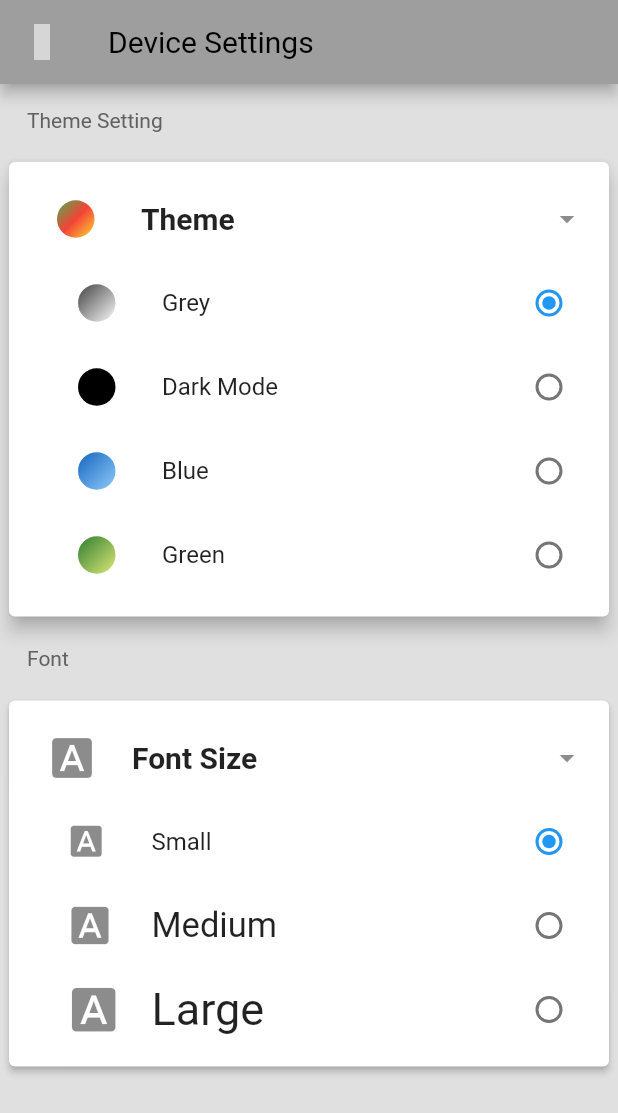
After one commit to hadihmh/notpad-flutter, a Flutter app: the SettingsOnePage screen opened directly, on a phone screen of 412 x 824 dp. The commit adds this screen. Shown: the top 1113 px of the screen. Run offline on Flutter 3.47's test engine with Material 2 defaults, Android fonts, the phone set to English and light mode, and no system bars; our stand-ins replace auto_size_text, material_design_icons_flutter, share, sqflite, toast; missing offline and left inert: kf_drawer; accounts and stored records are empty; grey boxes are pictures that could not be loaded.

Commit message:
Setting Page Added

```diff
--- a/lib/ViewControllers/HomePage.dart
+++ b/lib/ViewControllers/HomePage.dart
@@ -7,6 +7,7 @@ import '../Models/Note.dart';
 import 'NotePage.dart';
 import '../Models/Utility.dart';
 import '../Models/FabBottomAppBar.dart';
+
 
 
 
@@ -171,6 +172,7 @@ class _HomePageState extends State<HomePage> {
         new Note(-1, "", "", DateTime.now(), DateTime.now(), Colors.white, 0,0);
     Navigator.push(
         ctx, MaterialPageRoute(builder: (ctx) => NotePage(emptyNote)));
+
   }
 
   void _toggleViewType() {
--- /dev/null
+++ b/lib/ViewControllers/SettingsPage.dart
@@ -0,0 +1,377 @@
+import 'package:flutter/material.dart';
+
+import 'package:material_design_icons_flutter/material_design_icons_flutter.dart';
+import './drower_page.dart';
+
+class SettingsOnePage extends StatefulWidget {
+  @override
+  State<StatefulWidget> createState() {
+    // TODO: implement createState
+    return SettingsOnePageState();
+  }
+}
+
+class SettingsOnePageState extends State<SettingsOnePage> {
+  int selectedFoodVariants = 0;
+  int selectedPortionCounts = 0;
+  int selectedPortionSize = 0;
+  int _themeValue = 0;
+  int _fontValue = 0;
+  List<String> _fontSize = [
+    "Chicken grilled",
+    "Pork grilled",
+    "Vegetables as is",
+    "Cheese as is",
+    "Bread tasty"
+  ];
+
+  Widget bodyData() => SingleChildScrollView(
+        child: Theme(
+            data: ThemeData(fontFamily: "Roboto"),
+            child: Padding(
+              child: Column(
+                mainAxisAlignment: MainAxisAlignment.center,
+                crossAxisAlignment: CrossAxisAlignment.stretch,
+                children: <Widget>[
+                  //1
+                  Padding(
+                    padding: const EdgeInsets.all(16.0),
+                    child: Text(
+                      "Theme Setting",
+                      style: TextStyle(color: Colors.grey.shade700),
+                    ),
+                  ),
+
+                  Card(
+                    color: Colors.white,
+                    elevation: 5.0,
+                    child: Column(
+                      children: <Widget>[
+                        // Container(
+                        //   child: _bulidListTiles(),
+                        // ),
+
+                        Padding(
+                          padding: const EdgeInsets.only(left: 16, top: 10),
+                          child: ListTile(
+                            leading: Container(
+                              height: 25,
+                              width: 25,
+                              decoration: BoxDecoration(
+                                borderRadius: BorderRadius.circular(25),
+                                gradient: LinearGradient(
+                                  begin: Alignment.topLeft,
+                                  end: Alignment.bottomRight,
+                                  colors: [
+                                    Color.fromRGBO(76, 175, 80, 1),
+                                    Color.fromRGBO(244, 67, 54, 1),
+                                    Color.fromRGBO(253, 216, 53, 1)
+                                  ],
+                                  //colors: [Colors.green],
+                                  tileMode: TileMode.repeated,
+                                ),
+                              ),
+                            ),
+                            title: Text(
+                              "Theme",
+                              style: TextStyle(
+                                  fontWeight: FontWeight.bold, fontSize: 20),
+                            ),
+                            trailing: Icon(Icons.arrow_drop_down),
+                          ),
+                        ),
+                        Column(
+                          children: <Widget>[
+                            Padding(
+                              padding: EdgeInsets.only(left: 30),
+                              child: ListTile(
+                                leading: Container(
+                                    height: 25,
+                                    width: 25,
+                                    decoration: BoxDecoration(
+                                      borderRadius: BorderRadius.circular(25),
+                                      gradient: LinearGradient(
+                                        begin: Alignment.topLeft,
+                                        end: Alignment.bottomRight,
+                                        colors: [
+                                          Color.fromRGBO(66, 66, 66, 1),
+                                          Color.fromRGBO(250, 250, 250, 1),
+                                        ],
+                                        //colors: [Colors.green],
+                                        tileMode: TileMode.repeated,
+                                      ),
+                                    )),
+                                title: Text("Grey"),
+                                trailing: Radio(
+                                  groupValue: _themeValue,
+                                  onChanged: (int i) =>
+                                      setState(() => _themeValue = i),
+                                  value: 0,
+                                ),
+                              ),
+                            ),
+                            Padding(
+                                padding: EdgeInsets.only(left: 30),
+                                child: ListTile(
+                                  leading: Container(
+                                      height: 25,
+                                      width: 25,
+                                      decoration: BoxDecoration(
+                                          borderRadius:
+                                              BorderRadius.circular(25),
+                                          color: Colors.black)),
+                                  title: Text("Dark Mode"),
+                                  trailing: Radio(
+                                    groupValue: _themeValue,
+                                    onChanged: (int i) =>
+                                        setState(() => _themeValue = i),
+                                    value: 1,
+                                  ),
+                                )),
+                            Padding(
+                              padding: EdgeInsets.only(left: 30),
+                              child: ListTile(
+                                leading: Container(
+                                    height: 25,
+                                    width: 25,
+                                    decoration: BoxDecoration(
+                                      borderRadius: BorderRadius.circular(25),
+                                      gradient: LinearGradient(
+                                        begin: Alignment.topLeft,
+                                        end: Alignment.bottomRight,
+                                        colors: [
+                                          Color.fromRGBO(21, 101, 192, 1),
+                                          Color.fromRGBO(144, 202, 249, 1),
+                                        ],
+                                        //colors: [Colors.green],
+                                        tileMode: TileMode.repeated,
+                                      ),
+                                    )),
+                                title: Text("Blue"),
+                                trailing: Radio(
+                                  groupValue: _themeValue,
+                                  onChanged: (int i) =>
+                                      setState(() => _themeValue = i),
+                                  value: 2,
+                                ),
+                              ),
+                            ),
+                            Padding(
+                              padding: EdgeInsets.only(left: 30, bottom: 13),
+                              child: ListTile(
+                                leading: Container(
+                                    height: 25,
+                                    width: 25,
+                                    decoration: BoxDecoration(
+                                      borderRadius: BorderRadius.circular(25),
+                                      gradient: LinearGradient(
+                                        begin: Alignment.topLeft,
+                                        end: Alignment.bottomRight,
+                                        colors: [
+                                          Color.fromRGBO(46, 125, 50, 1),
+                                          Color.fromRGBO(220, 231, 117, 1),
+                                        ],
+                                        //colors: [Colors.green],
+                                        tileMode: TileMode.repeated,
+                                      ),
+                                    )),
+                                title: Text("Green"),
+                                trailing: Radio(
+                                  groupValue: _themeValue,
+                                  onChanged: (int i) =>
+                                      setState(() => _themeValue = i),
+                                  value: 3,
+                                ),
+                              ),
+                            ),
+                          ],
+                        ),
+                      ],
+                    ),
+                  ),
+
+                  //2
+                  Padding(
+                    padding: const EdgeInsets.all(16.0),
+                    child: Text(
+                      "Font",
+                      style: TextStyle(color: Colors.grey.shade700),
+                    ),
+                  ),
+                  Card(
+                    color: Colors.white,
+                    elevation: 2.0,
+                    child: Column(
+                      children: <Widget>[
+                        // Container(
+                        //   child: _bulidListTiles(),
+                        // ),
+                        Padding(
+                          padding: EdgeInsets.only(top: 10, left: 10),
+                          child: ListTile(
+                            leading: Icon(
+                              Icons.font_download,
+                              size: 32,
+                            ),
+                            title: Text(
+                              "Font Size",
+                              style: TextStyle(
+                                  fontWeight: FontWeight.bold, fontSize: 20),
+                            ),
+                            trailing: Icon(Icons.arrow_drop_down),
+                          ),
+                        ),
+
+                        Column(
+                          // mainAxisAlignment: MainAxisAlignment.center,
+                          children: <Widget>[
+                            Padding(
+                              padding: EdgeInsets.only(left: 23),
+                              child: ListTile(
+                                leading: Icon(
+                                  Icons.font_download,
+                                  size: 25,
+                                ),
+                                title: Text("Small"),
+                                trailing: Radio(
+                                  groupValue: _fontValue,
+                                  onChanged: (int i) =>
+                                      setState(() => _fontValue = i),
+                                  value: 0,
+                                ),
+                              ),
+                            ),
+                            Padding(
+                                padding: EdgeInsets.only(left: 23),
+                                child: ListTile(
+                                  leading: Icon(
+                                    Icons.font_download,
+                                    size: 30,
+                                  ),
+                                  title: Text(
+                                    "Medium",
+                                    style: TextStyle(fontSize: 23),
+                                  ),
+                                  trailing: Radio(
+                                    groupValue: _fontValue,
+                                    onChanged: (int i) =>
+                                        setState(() => _fontValue = i),
+                                    value: 1,
+                                  ),
+                                )),
+                            Padding(
+                              padding: EdgeInsets.only(left: 23, bottom: 10),
+                              child: ListTile(
+                                leading: Icon(
+                                  Icons.font_download,
+                                  size: 35,
+                                ),
+                                title: Text(
+                                  "Large",
+                                  style: TextStyle(fontSize: 30),
+                                ),
+                                trailing: Radio(
+                                  groupValue: _fontValue,
+                                  onChanged: (int i) => setState(() {
+                                        _fontValue = i;
+                                        print(_fontValue);
+                                      }),
+                                  value: 2,
+                                ),
+                              ),
+                            ),
+                          ],
+                        ),
+                      ],
+                    ),
+                  ),
+                ],
+              ),
+              padding: EdgeInsets.only(right: 2, left: 2, bottom: 13),
+            )),
+      );
+
+  @override
+  Widget build(BuildContext context) {
+    return WillPopScope(child:Scaffold(
+      appBar: AppBar(
+        leading: IconButton(
+              onPressed: _readyToPop,
+              icon: Icon(
+                MdiIcons.backburger,
+                color: Colors.black,
+              ),
+            ),
+        title: Text("Device Settings"),
+        backgroundColor: Colors.grey,
+      ),
+      // appTitle: "Device Settings",
+      // showDrawer: false,
+      // showFAB: false,
+      backgroundColor: Colors.grey.shade300,
+      body: bodyData(),
+    ) ,onWillPop:() async => Future.value(false) ,);
+  }
+void _readyToPop(){
+  Navigator.pushReplacement(
+          context, MaterialPageRoute(builder: (context) => DrawerPage()));
+}
+  Widget _bulidListTiles() {
+    return ExpansionTile(
+      title: Column(
+        // mainAxisAlignment: MainAxisAlignment.center,
+        // crossAxisAlignment: CrossAxisAlignment.end,
+        children: <Widget>[
+          ListTile(
+            //onTap: (){},
+            // leading: Icon(
+            //   Icons.volume_up,
+            //   //size: 10,
+            //   color: Colors.green,
+            // ),
+            title: Text(
+              _fontSize[selected],
+              textAlign: TextAlign.left,
+            ),
+            //trailing: Icon(Icons.arrow_right),
+          ),
+        ],
+      ),
+      children: <Widget>[
+        Column(
+          children: _buildExpandableContent(_fontSize),
+        ),
+      ],
+    );
+  }
+
+  int selected = 0;
+  List<Widget> _buildExpandableContent(List fs) {
+    List<Widget> columnContent = [];
+
+    for (int i = 0; i < fs.length; i++) {
+      columnContent.add(
+        ListTile(
+          onTap: () {
+            setState(() {
+              selected = i;
+            });
+          },
+          title: Text(
+            fs[i],
+            style: TextStyle(fontSize: 18.0),
+          ),
+          leading: IconButton(
+            icon: Icon(Icons.edit),
+            onPressed: () {
+              setState(() {
+                selected = i;
+              });
+            },
+          ),
+        ),
+      );
+    }
+    return columnContent;
+  }
+}
--- a/lib/ViewControllers/TrashPage.dart
+++ b/lib/ViewControllers/TrashPage.dart
@@ -3,8 +3,7 @@ import './StaggeredView.dart';
 import '../Models/Utility.dart';
 import 'package:material_design_icons_flutter/material_design_icons_flutter.dart';
 import './drower_page.dart';
-
-
+import 'dart:io';
 
 class TrashPage extends StatefulWidget {
   @override
@@ -66,7 +65,12 @@ class TrashPageState extends State<TrashPage> {
             bottom: true,
           ),
         ),
-        onWillPop: () async => Future.value(false));
+        onWillPop: () async {
+          Future.value(false);
+          _backToHome();
+          // Navigator.of(context).pop(true);
+          //exit(0);
+        });
     ;
   }
 
--- a/lib/ViewControllers/drower_page.dart
+++ b/lib/ViewControllers/drower_page.dart
@@ -11,6 +11,7 @@ import '../utils/class_builder.dart';
 import './HomePage.dart';
 import '../Models/PlaceHolder.dart';
 import 'NotePage.dart';
+import './SettingsPage.dart';
 
 class DrawerPage extends StatefulWidget {
   DrawerPage({Key key, this.title}) : super(key: key);
@@ -56,6 +57,10 @@ class _DrawerPageState extends State<DrawerPage> with TickerProviderStateMixin {
           ),
           icon: Icon(Icons.settings, color: Colors.black),
           page: ClassBuilder.fromString('SettingsPage'),
+          onPressed: (){
+            Navigator.push(
+        PlaceHolder.homePageContext, MaterialPageRoute(builder: (ctx) => SettingsOnePage()));
+          },
         ),
       ],
     );
--- a/pubspec.yaml
+++ b/pubspec.yaml
@@ -35,6 +35,11 @@ dependencies:
   flutter_icons: ^0.1.4
   line_awesome_icons: ^1.0.4+1
   toast: ^0.1.4
+  font_awesome_flutter:
+  rxdart: ^0.21.0
+  flutter_masked_text: ^0.8.0
+  beauty_textfield: ^0.0.1
+  direct_select_flutter: ^1.0.3
 
 dev_dependencies:
   flutter_test:
```
Also changed, not shown: pubspec.lock.
